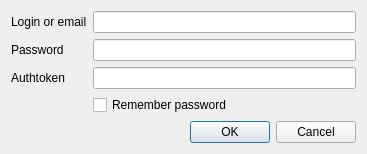
This is ui/connectdialog.ui in kervala/kdamn as Qt 5 draws it before an edit. The edited form follows.
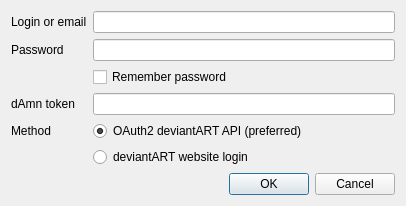
This is the edited form.

Commit message: Changed: Choice of method to get dAmn token

The edit to the form file:
```diff
--- a/ui/connectdialog.ui
+++ b/ui/connectdialog.ui
@@ -6,8 +6,8 @@
    <rect>
     <x>0</x>
     <y>0</y>
-    <width>367</width>
-    <height>142</height>
+    <width>406</width>
+    <height>188</height>
    </rect>
   </property>
   <property name="windowTitle">
@@ -38,24 +38,58 @@
      </property>
     </widget>
    </item>
-   <item row="2" column="0">
-    <widget class="QLabel" name="authtokenLabel">
-     <property name="text">
-      <string>Authtoken</string>
-     </property>
-    </widget>
-   </item>
    <item row="2" column="1">
-    <widget class="QLineEdit" name="authtokenEdit"/>
-   </item>
-   <item row="3" column="1">
     <widget class="QCheckBox" name="rememberPasswordBox">
      <property name="text">
       <string>Remember password</string>
      </property>
     </widget>
    </item>
-   <item row="4" column="0" colspan="2">
+   <item row="3" column="0">
+    <widget class="QLabel" name="authtokenLabel">
+     <property name="text">
+      <string>dAmn token</string>
+     </property>
+    </widget>
+   </item>
+   <item row="3" column="1">
+    <widget class="QLineEdit" name="authtokenEdit"/>
+   </item>
+   <item row="4" column="0">
+    <widget class="QLabel" name="label">
+     <property name="text">
+      <string>Method</string>
+     </property>
+    </widget>
+   </item>
+   <item row="4" column="1">
+    <widget class="QRadioButton" name="radioButton_2">
+     <property name="toolTip">
+      <string>kdAmn will be automatically authorized for
+your account and you'll be able to use all
+ functionnalities such as Stash upload.</string>
+     </property>
+     <property name="text">
+      <string>OAuth2 deviantART API (preferred)</string>
+     </property>
+     <property name="checked">
+      <bool>true</bool>
+     </property>
+    </widget>
+   </item>
+   <item row="5" column="1">
+    <widget class="QRadioButton" name="radioButton">
+     <property name="toolTip">
+      <string>kdAmn will connect to deviantART website
+like a browser and get the dAmn token from HTML.
+Stash upload won't be available.</string>
+     </property>
+     <property name="text">
+      <string>deviantART website login</string>
+     </property>
+    </widget>
+   </item>
+   <item row="6" column="0" colspan="2">
     <widget class="QDialogButtonBox" name="buttonBox">
      <property name="orientation">
       <enum>Qt::Horizontal</enum>
```
